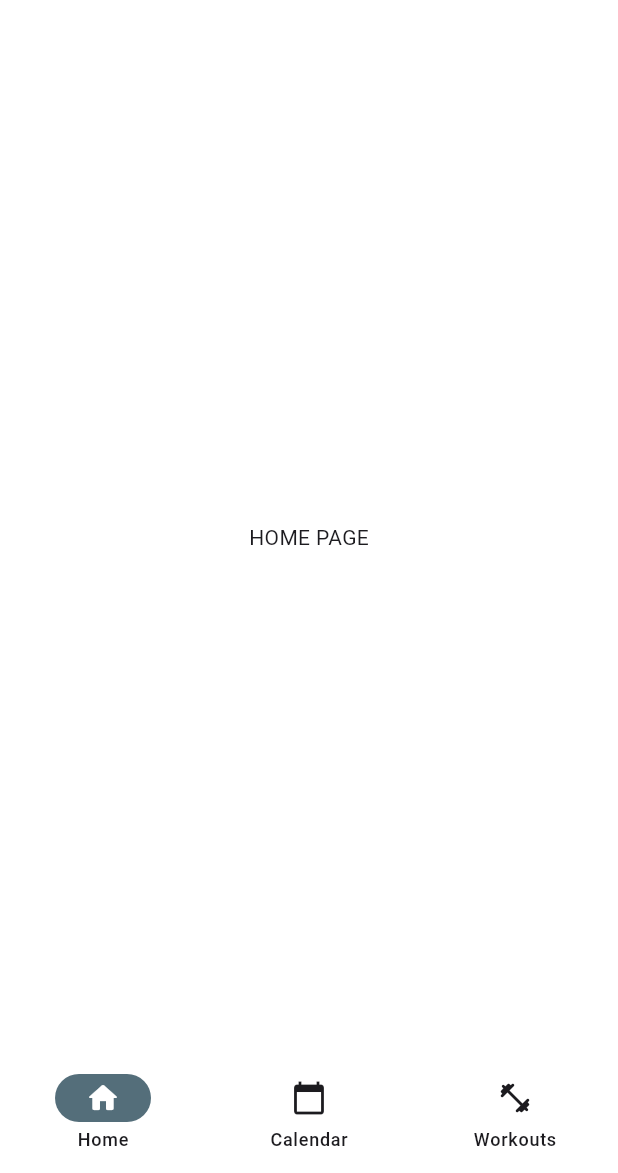
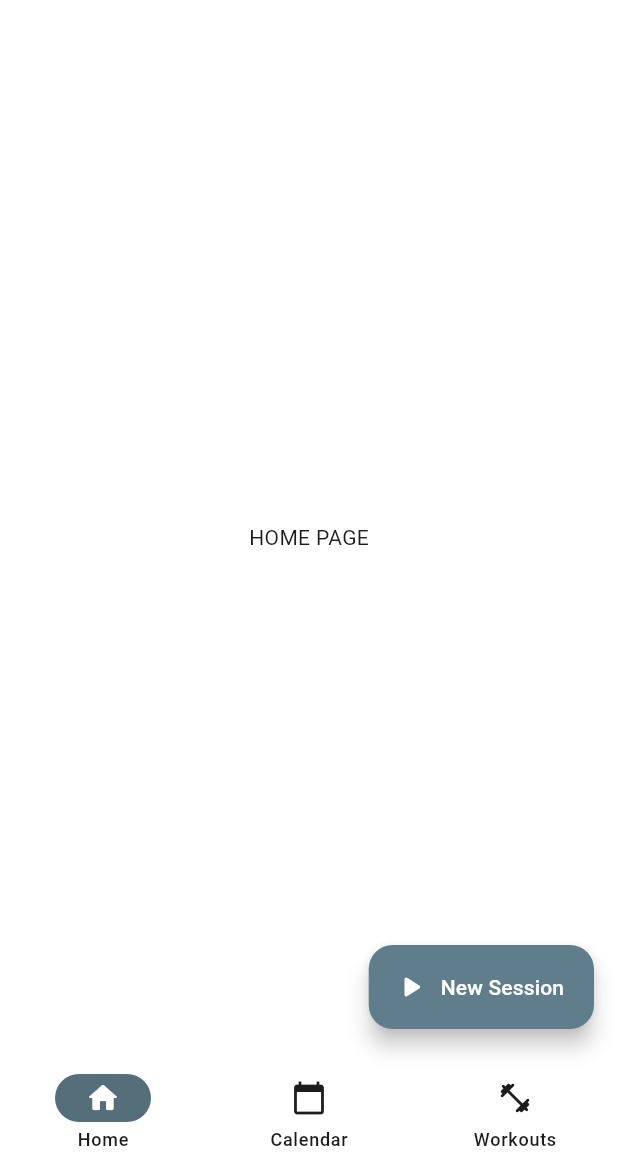
Before and after one commit to Stefano-Bozzi/GymTracker-App, a Flutter app: the screen it shows after launch, on a phone screen of 412 x 824 dp, the part 63-1236 px from its top. Run offline on Flutter 3.47's test engine with Material 3 defaults, Android fonts, the phone set to English and light mode, and no system bars; missing offline and left inert: markdown_widget.

Commit message:
feat: add dynamic FAB, improve rebuild efficiency
Introduced a new always-visible Floating Action Button whose behavior adapts to the current page and improved rendering performance:

- Created new Widget (`DynamicFab`) and functions for Dynamic FAB.
- Extracts FAB logic into a dedicated file for clearer structure.
- Wraps the main `Scaffold` in a `ValueListenableBuilder` to update FAB wih the `selectedPage` notifier.
- Adds `const` to static UI components (`NavBarWidget`, `AppDrawerWidget`) to avoid unnecessary rebuilds.

```diff
--- a/lib/views/widget_tree.dart
+++ b/lib/views/widget_tree.dart
@@ -10,9 +10,10 @@ import 'package:robur_fit_x/views/pages/home_page.dart';
 import 'package:robur_fit_x/views/pages/workout_page.dart';
 import 'package:robur_fit_x/views/widgets/appdrawer_widget.dart';
 import 'package:robur_fit_x/views/widgets/navbar_widget.dart';
+import 'package:robur_fit_x/views/widgets/dinamicfab_widget.dart';
 
 List<Widget> pages= [
-  // A list of all pages accessible from the NavBar
+  // A list of all pages accessible from the NavBar.
   HomePage(),
   CalendarPage(),
   WorkoutPage(),
@@ -26,20 +27,37 @@ class WidgetTree extends StatelessWidget {
 
   @override
   Widget build(BuildContext context) {
+    // all Scaffold is rebuild when user interact.
+    // this is optimize checking only for changes in widget tree.
+    return ValueListenableBuilder(
+      valueListenable: selectedPageNotifier,
+      builder: (context, selectedPage, child) {
         return Scaffold(
           // The Scaffold provides the standard visual structure for the app
           // (is in WidgetTree and not in MaterialApp to minimizing rebuilds of
           // the MaterialApp's global configuration).
+
+          // top app bar
           appBar: AppBar(
             backgroundColor: Theme.of(context).colorScheme.inversePrimary,
             title: const Text(appName),
           ),
-      drawer: AppDrawerWidget(), //side list of options
-      bottomNavigationBar: NavBarWidget(),
-      body: ValueListenableBuilder(valueListenable: selectedPageNotifier, builder: (context, selectedPage, child) {
-        // the body changes page according to selected page in navBar
-        return pages.elementAt(selectedPage);
-      },),
+
+          // drawer
+          drawer: const AppDrawerWidget(), //side list of options
+          // navigation bar
+          bottomNavigationBar: const NavBarWidget(),
+
+          // current page
+          body: pages.elementAt(selectedPage),
+
+          // floating action button that change with current page
+          floatingActionButton: const DinamicFAB(),
+
+          // Mandatory for FAB alignment
+          //floatingActionButtonLocation: FloatingActionButtonLocation.endFloat,
+        );
+      },
     );
   }
 }
--- /dev/null
+++ b/lib/views/widgets/dinamicfab_widget.dart
@@ -0,0 +1,94 @@
+//________________________________________________________________
+// DINAMIC FAB: widget for custom Dinamic Floating Action Button
+//________________________________________________________________
+
+import 'package:flutter/material.dart';
+import 'package:robur_fit_x/data/notifiers.dart';
+
+// --- Dynamic FAB Widget ---
+// Change action, text and icon accordingly to the page selected in navBar
+
+class DinamicFAB extends StatelessWidget {
+  const DinamicFAB({super.key});
+
+  // --- Dynamic FAB Helper Functions ---
+
+  // Determines the text label for the Floating Action Button based on the current page index.
+  String getFabLabel(int selectedPage) {
+    switch (selectedPage) {
+      case 0:
+        // Home Page
+        return 'New Session';
+      case 1:
+        // Calendar Page
+        return 'New Session';
+      case 2:
+        // Workout Page
+        return 'New Workout';
+      default:
+        return '';
+    }
+  }
+
+  // Determines the icon for the Floating Action Button based on the current page index.
+  IconData getFabIcon(int selectedPage) {
+    switch (selectedPage) {
+      case 0:
+        return Icons.play_arrow_rounded; // Start/Session icon
+      case 1:
+        return Icons.play_arrow_rounded; // Add a routine/workout
+      case 2:
+        return Icons.add_box_rounded; // Add a calendar item
+      default:
+        return Icons.add;
+    }
+  }
+
+  // Defines the specific action to be executed when the FAB is pressed.
+  void handleFabPress(BuildContext context, int selectedPage) {
+    // You use the 'selectedPage' index to decide which logic to execute.
+    String actionMessage;
+
+    switch (selectedPage) {
+      case 0:
+        actionMessage = 'Starting a new Training Session...';
+        // ...
+        break;
+      case 1:
+        actionMessage = 'Starting a new Training Session...';
+        // ...
+        break;
+      case 2:
+        actionMessage = 'Opening New Activity form...';
+        // ...
+        break;
+      default:
+        actionMessage = 'Undefined action.';
+    }
+
+    // Display a SnackBar for testing/debugging the action
+    ScaffoldMessenger.of(context).showSnackBar(
+      SnackBar(
+        content: Text(actionMessage),
+      ),
+    );
+  }
+
+  @override
+  Widget build(BuildContext context) {
+    return ValueListenableBuilder(valueListenable: selectedPageNotifier, builder: (context, selectedPage, child) {
+    return FloatingActionButton.extended(
+          // The onPressed function calls the dynamic handler
+          onPressed: () => handleFabPress(context, selectedPage),
+
+          // The icon is dynamically chosen
+          icon: Icon(getFabIcon(selectedPage)),
+
+          // The label is dynamically chosen
+          label: Text(getFabLabel(selectedPage)),
+
+          tooltip: getFabLabel(selectedPage), //
+        );
+    });
+  }
+}
```
Lines whose indentation alone changed are shown as unchanged.
